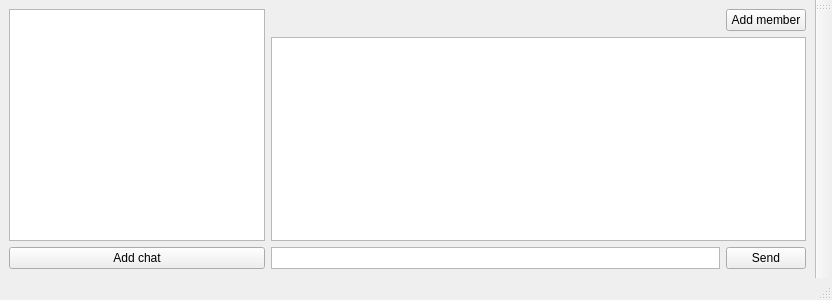
The window that client/mainwindow.ui (khram2003/BPKproject) describes before a commit, drawn with Qt 5.
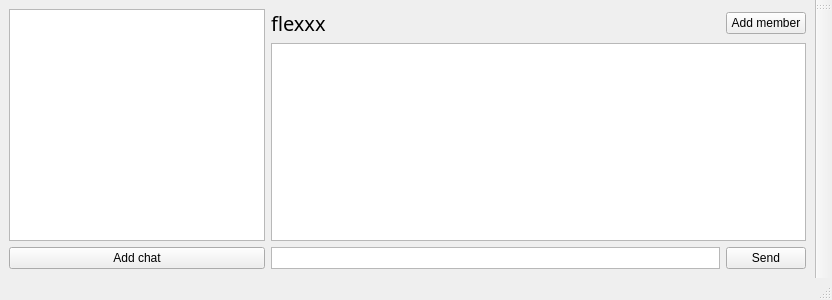
The same window after the commit.

```diff
--- a/client/mainwindow.ui
+++ b/client/mainwindow.ui
@@ -51,11 +51,17 @@
        <layout class="QHBoxLayout" name="horizontalLayout_2">
         <item>
          <widget class="QLabel" name="label">
+          <property name="font">
+           <font>
+            <family>Segoe UI Semibold</family>
+            <pointsize>15</pointsize>
+           </font>
+          </property>
           <property name="autoFillBackground">
            <bool>true</bool>
           </property>
           <property name="text">
-           <string/>
+           <string>flexxx</string>
           </property>
          </widget>
         </item>
```
